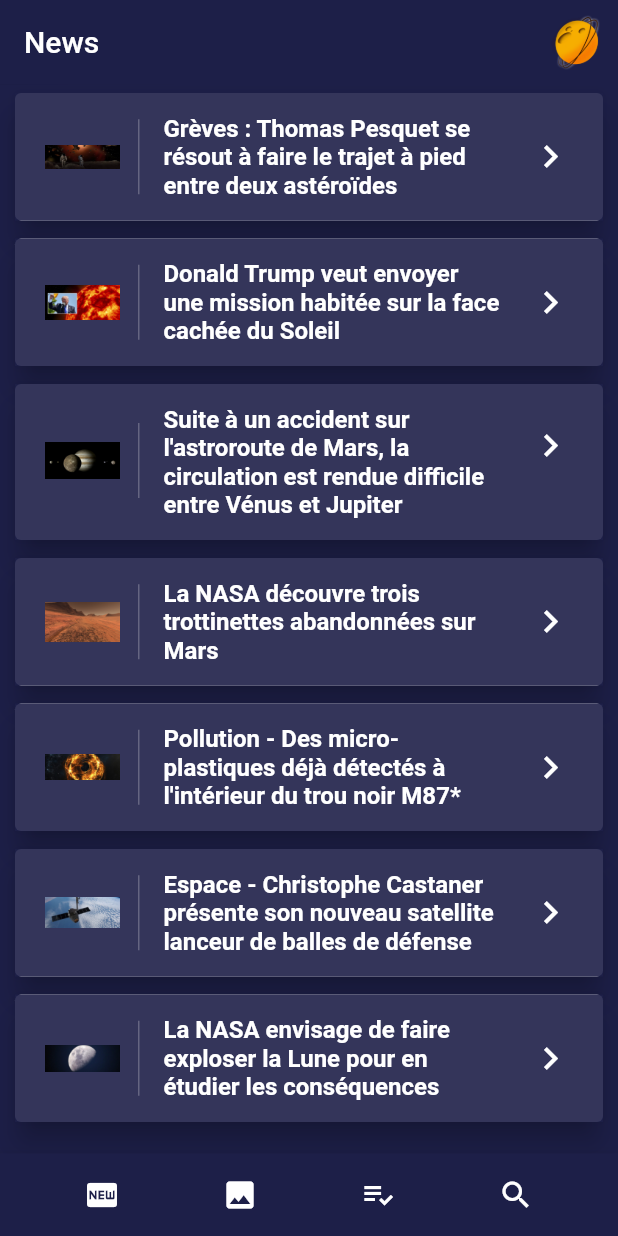
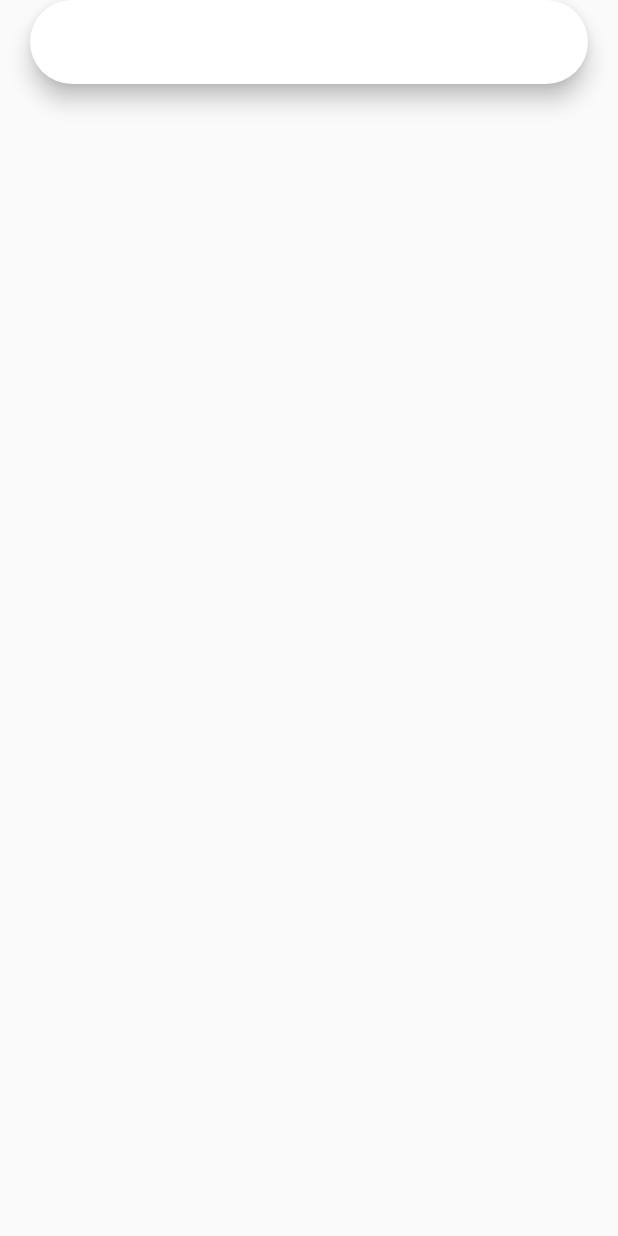
Before and after one commit to Brukols/Newspacepers, a Flutter app: the screen it shows after launch, after a tap on the "search" icon, on a phone screen of 412 x 824 dp. Run offline on Flutter 3.47's test engine with Material 2 defaults, Android fonts, the phone set to English and light mode, and no system bars; our stand-ins replace transparent_image; missing offline and left inert: flappy_search_bar; network calls fail; Roboto replaces fonts that are missing (Raleway).

Commit message:
Add search route

```diff
--- /dev/null
+++ b/epi_space/lib/SearchImages/SearchImagesRoute.dart
@@ -0,0 +1,23 @@
+import 'package:flutter/material.dart';
+import 'package:flappy_search_bar/flappy_search_bar.dart';
+
+class SearchImagesRoute extends StatelessWidget
+{
+
+    @override
+    Widget build(BuildContext context) {
+
+        final searchBar = SafeArea(
+            child: Padding(
+                padding: const EdgeInsets.symmetric(horizontal: 20),
+                child: SearchBar(),
+            ),
+        );
+
+        return Scaffold(
+            body: ListView(
+                children: <Widget>[searchBar],
+            )
+        );
+  }
+}
--- a/epi_space/lib/fakenews/fetch_fake_news.dart
+++ b/epi_space/lib/fakenews/fetch_fake_news.dart
@@ -1,4 +1,5 @@
 import 'package:epi_space/ImageDayRoute/ImageDayRoute.dart';
+import 'package:epi_space/SearchImages/SearchImagesRoute.dart';
 import 'package:flutter/material.dart';
 import 'package:epi_space/fakenews/fake_news.dart';
 import 'package:epi_space/fakenews/detail_page.dart';
@@ -92,7 +93,10 @@ class _ListPageState extends State<ListPage> {
             IconButton(
               icon: Icon(Icons.search, color: Colors.white),
               onPressed: () {
-
+                Navigator.push(
+                  context,
+                  MaterialPageRoute(builder: (context) => SearchImagesRoute()),
+                );
               },
             )
           ],
--- a/epi_space/pubspec.yaml
+++ b/epi_space/pubspec.yaml
@@ -22,6 +22,7 @@ dependencies:
   http: "0.12.0+4"
   transparent_image: ^0.1.0
   webfeed: ^0.4.2
+  flappy_search_bar: 1.4.1
 
   # The following adds the Cupertino Icons font to your application.
   # Use with the CupertinoIcons class for iOS style icons.
```
Also changed, not shown: epi_space/pubspec.lock.
